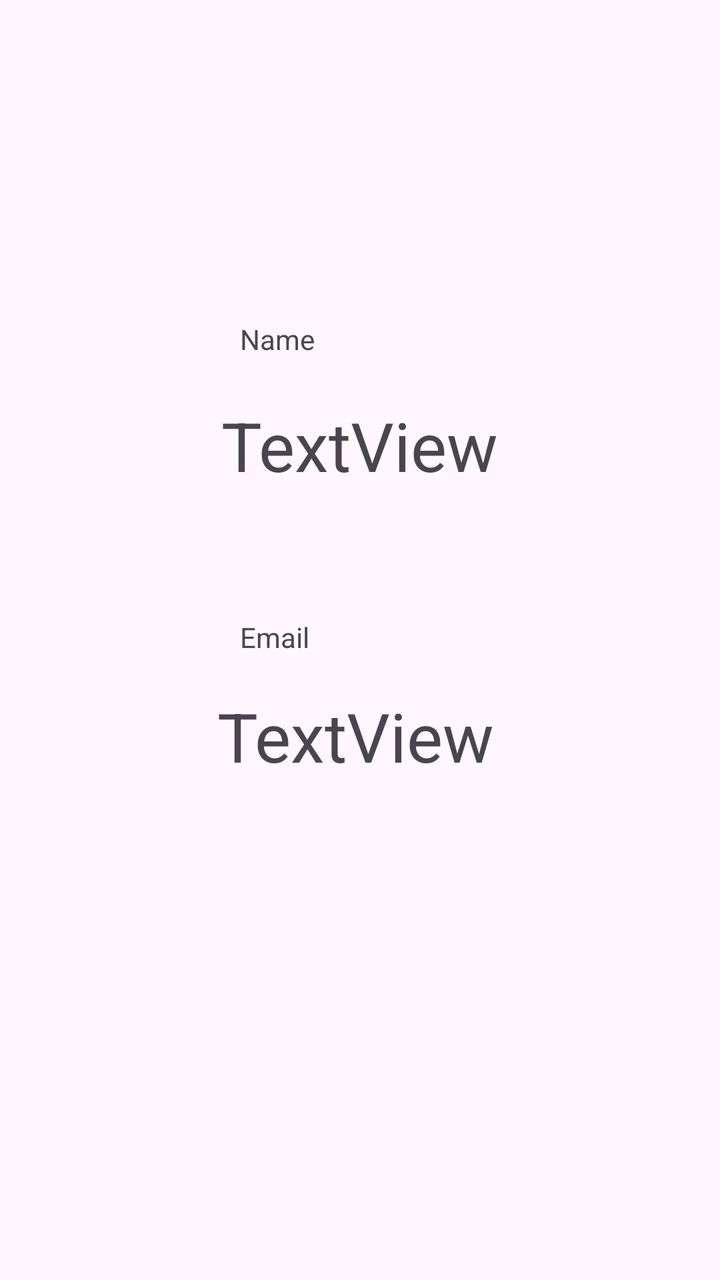
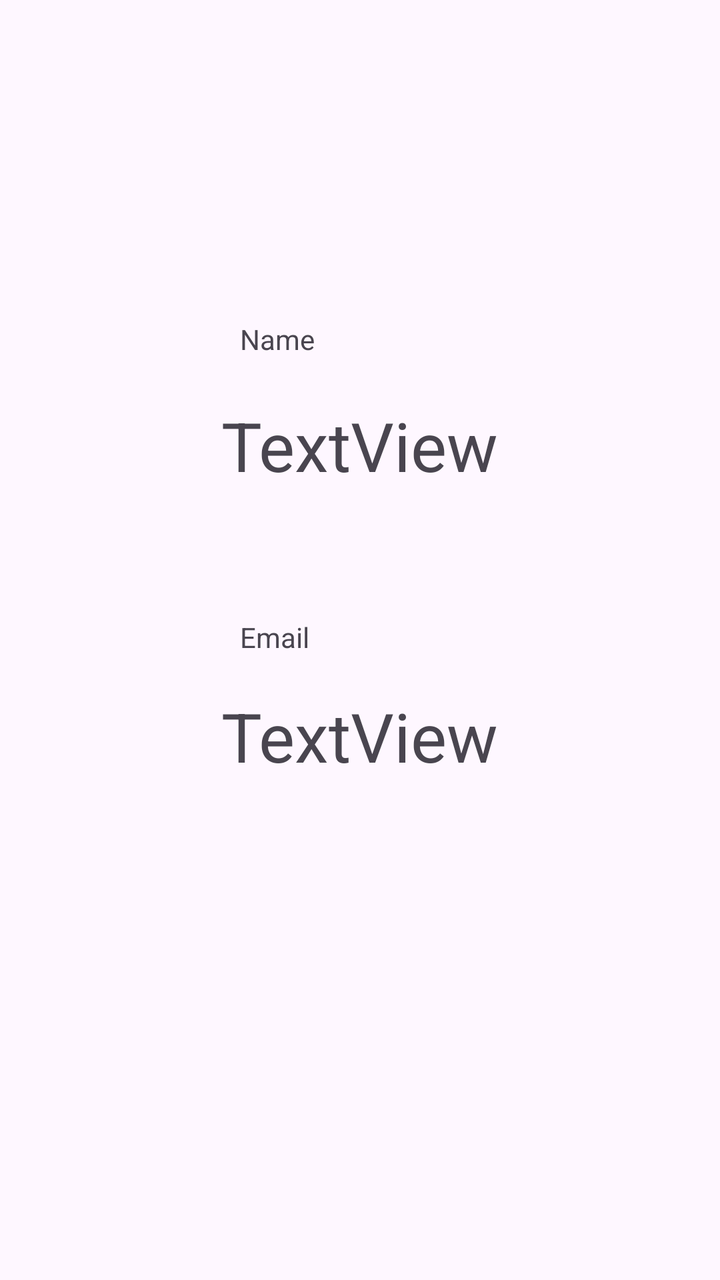

The first picture is an Android layout as it rendered before a commit; the second is the same layout after the commit. The layout source and the unified diff follow.
<!-- AndroidManifest.xml: application theme Theme.Week2 -->
<!-- res/layout/info_layout.xml -->
<?xml version="1.0" encoding="utf-8"?>
<androidx.constraintlayout.widget.ConstraintLayout xmlns:android="http://schemas.android.com/apk/res/android"
    xmlns:app="http://schemas.android.com/apk/res-auto"
    xmlns:tools="http://schemas.android.com/tools"
    android:id="@+id/main"
    android:layout_width="match_parent"
    android:layout_height="match_parent"
    tools:context=".InfoActivitty">

    <TextView
        android:id="@+id/nameInfoTextView_id"
        android:layout_width="wrap_content"
        android:layout_height="wrap_content"
        android:layout_marginTop="200dp"
        android:text="TextView"
        android:textSize="34sp"
        app:layout_constraintEnd_toEndOf="parent"
        app:layout_constraintStart_toStartOf="parent"
        app:layout_constraintTop_toTopOf="parent" />

    <TextView
        android:id="@+id/emailInfoTextView_id"
        android:layout_width="143dp"
        android:layout_height="48dp"
        android:layout_marginTop="100dp"
        android:text="TextView"
        android:textSize="34sp"
        app:layout_constraintEnd_toEndOf="parent"
        app:layout_constraintStart_toStartOf="parent"
        app:layout_constraintTop_toBottomOf="@+id/nameInfoTextView_id" />

    <TextView
        android:id="@+id/textView3"
        android:layout_width="wrap_content"
        android:layout_height="wrap_content"
        android:layout_marginStart="120dp"
        android:layout_marginTop="160dp"
        android:text="Name"
        app:layout_constraintStart_toStartOf="parent"
        app:layout_constraintTop_toTopOf="parent" />

    <TextView
        android:id="@+id/textView4"
        android:layout_width="wrap_content"
        android:layout_height="wrap_content"
        android:layout_marginStart="120dp"
        android:layout_marginTop="130dp"
        android:text="Email"
        app:layout_constraintStart_toStartOf="parent"
        app:layout_constraintTop_toBottomOf="@+id/textView3" />
</androidx.constraintlayout.widget.ConstraintLayout>
<!-- resources referenced by this layout -->
<resources>
  <style name="Theme.Week2" parent="Base.Theme.Week2" />
  <style name="Base.Theme.Week2" parent="Theme.Material3.DayNight.NoActionBar">
          
          
      </style>
</resources>

<!-- the commit's change to res/layout/info_layout.xml (unified diff, before → after) -->
@@ -20,8 +20,8 @@
 
     <TextView
         android:id="@+id/emailInfoTextView_id"
-        android:layout_width="143dp"
-        android:layout_height="48dp"
+        android:layout_width="wrap_content"
+        android:layout_height="wrap_content"
         android:layout_marginTop="100dp"
         android:text="TextView"
         android:textSize="34sp"
